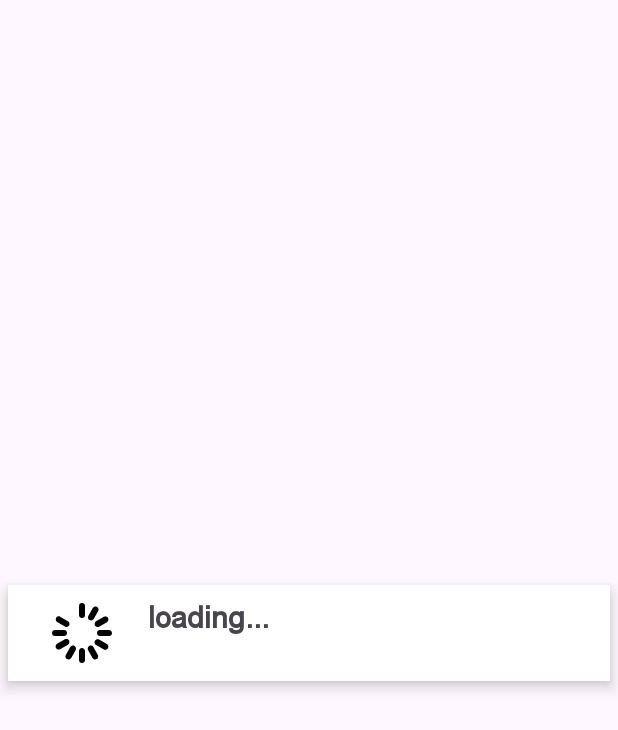
After one commit to djl-win/HealthGuard, an Android app: the layout chat_list_item.xml on its own in the app's theme, with its tools: preview values and no code run, on a phone screen of 412 x 824 dp. The commit adds this screen. Shown: the top 730 px of the screen. Run offline under Robolectric (Android 15) with nearby library versions, the phone set to English and light mode, and no system bars.

Commit message:
render the friends list in chat page

```diff
--- /dev/null
+++ b/app/src/main/res/layout/chat_list_item.xml
@@ -0,0 +1,42 @@
+<?xml version="1.0" encoding="utf-8"?>
+<com.google.android.material.card.MaterialCardView xmlns:android="http://schemas.android.com/apk/res/android"
+    xmlns:app="http://schemas.android.com/apk/res-auto"
+    android:layout_width="match_parent"
+    android:layout_height="wrap_content"
+    android:layout_marginTop="10dp"
+    android:layout_marginStart="5dp"
+    android:clickable="true"
+    android:layout_marginEnd="5dp"
+    android:layout_gravity="center"
+    app:strokeWidth="0dp"
+    app:cardElevation="6dp"
+    app:cardBackgroundColor="@color/white"
+    app:cardCornerRadius="0dp">
+
+    <LinearLayout
+        android:layout_width="wrap_content"
+        android:layout_height="wrap_content"
+        android:orientation="horizontal"
+        android:padding="8dp">
+
+        <ImageView
+            android:id="@+id/image_view_avatar_chat_item"
+            android:layout_width="48dp"
+            android:layout_height="48dp"
+            android:layout_marginStart="17dp"
+            android:layout_marginEnd="20dp"
+            android:src="@drawable/load_image"
+            android:layout_gravity="center"
+            android:contentDescription="@string/image" />
+
+        <TextView
+            android:id="@+id/text_view_username_chat_item"
+            android:layout_width="wrap_content"
+            android:layout_height="wrap_content"
+            android:text="@string/loading"
+            android:textSize="20sp"
+            style="@style/chat_page_string_text1" />
+
+    </LinearLayout>
+
+</com.google.android.material.card.MaterialCardView>
--- a/app/src/main/res/layout/fragment_chat.xml
+++ b/app/src/main/res/layout/fragment_chat.xml
@@ -50,10 +50,11 @@
 
     <androidx.recyclerview.widget.RecyclerView
         android:id="@+id/recycler_view_friends_chat"
+        android:paddingTop="35dp"
         android:layout_width="match_parent"
         android:layout_height="0dp"
         android:layout_weight="1"
-        android:overScrollMode="never"
+        android:overScrollMode="always"
         android:scrollbars="vertical" />
 
 
```
Also changed, not shown: app/src/main/java/com/comp5216/healthguard/adapter/FriendsListAdapter.java (+80 -1 lines), app/src/main/java/com/comp5216/healthguard/entity/Relationship.java (+9 -0 lines), app/src/main/java/com/comp5216/healthguard/fragment/chat/ChatFragment.java (+46 -25 lines), app/src/main/java/com/comp5216/healthguard/repository/AttributeRepository.java (+19 -15 lines), app/src/main/java/com/comp5216/healthguard/repository/RelationshipRepository.java (+104 -49 lines), app/src/main/java/com/comp5216/healthguard/repository/UserRepository.java (+29 -28 lines), app/src/main/java/com/comp5216/healthguard/viewmodel/RelationShipViewModel.java (+14 -0 lines).
